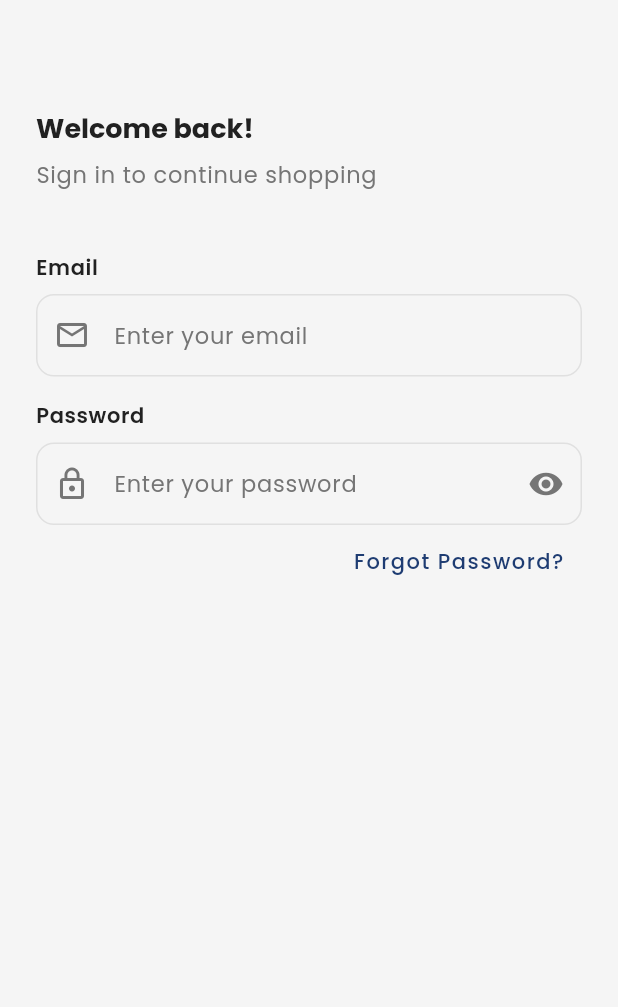
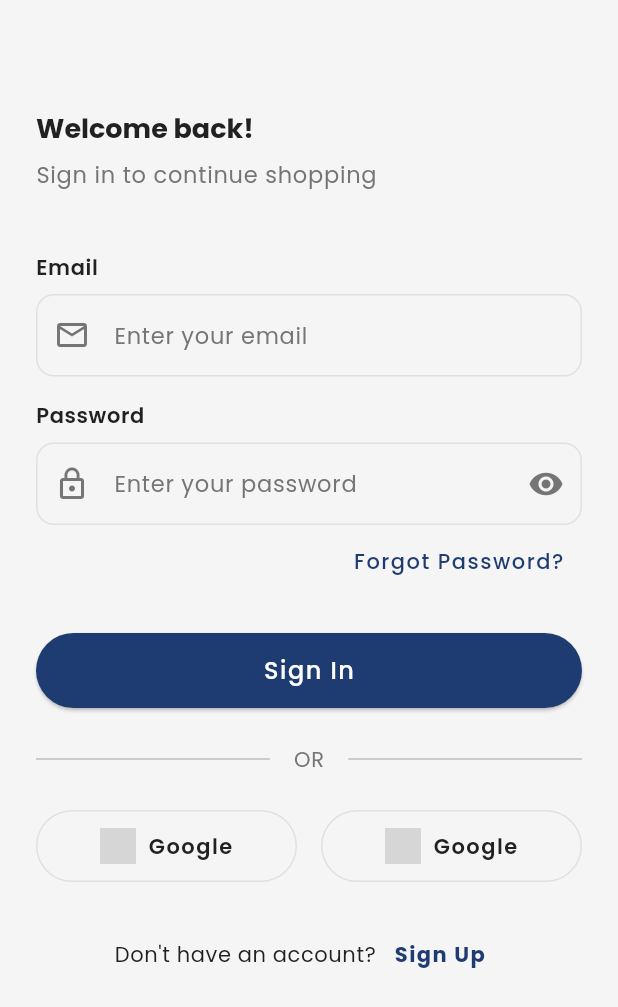
Before and after one commit to kirbybucket/flutter-multi-vendor-store, a Flutter app: the SignInScreen screen opened by its route, on a phone screen of 412 x 824 dp. Shown: the top 1007 px of the screen. Run offline on Flutter 3.47's test engine with Material 3 defaults, Android fonts, the phone set to English and light mode, and no system bars; our stand-ins replace get, google_fonts, loading_animation_widget, shared_preferences; accounts and stored records are empty; grey boxes are pictures that could not be loaded.

Commit message:
feat(auth): complete sign-in screen implementation
- Add form validation using ValidationUtils

- Implement social login buttons with SocialButton widget

- Create sign-up screen scaffold and navigation

- Integrate CustomButton with loading/disabled states

- Add visual separator between form and social auth

- Include sign-up prompt with navigation flow

```diff
--- a/lib/features/auth/views/screens/sign_in_screen.dart
+++ b/lib/features/auth/views/screens/sign_in_screen.dart
@@ -1,7 +1,11 @@
 import 'package:flutter/material.dart';
+import 'package:flutter_multi_vendor_store/core/common/utils/validation_utils.dart';
+import 'package:flutter_multi_vendor_store/core/common/widgets/custom_button.dart';
 import 'package:flutter_multi_vendor_store/core/config/theme/app_colors.dart';
 import 'package:flutter_multi_vendor_store/features/auth/views/screens/forgot_password_screen.dart';
+import 'package:flutter_multi_vendor_store/features/auth/views/screens/sign_up_screen.dart';
 import 'package:flutter_multi_vendor_store/features/auth/views/widgets/custom_text_field.dart';
+import 'package:flutter_multi_vendor_store/features/auth/views/widgets/social_button.dart';
 
 class SignInScreen extends StatefulWidget {
   const SignInScreen({super.key});
@@ -18,7 +22,14 @@ class _SignInScreenState extends State<SignInScreen> {
   String? emailError;
   String? passwordError;
 
-  void validateInputs() {}
+  void validateInputs() {
+    setState(() {
+      emailError = ValidationUtils.validateEmail(emailController.text);
+      passwordError = ValidationUtils.validatePassword(passwordController.text);
+    });
+  }
+
+  bool get isValid => emailError == null && passwordError == null;
 
   @override
   Widget build(BuildContext context) {
@@ -98,6 +109,92 @@ class _SignInScreenState extends State<SignInScreen> {
               ),
 
               const SizedBox(height: 24),
+              // signin button
+              CustomButton(
+                text: 'Sign In',
+                onPressed: () {},
+                isLoading: isLoading,
+                isDisabled: !isValid,
+              ),
+
+              const SizedBox(height: 24),
+              Row(
+                children: [
+                  Expanded(
+                    child: Divider(
+                      color: isDark ? Colors.white38 : Colors.grey[400],
+                    ),
+                  ),
+                  Padding(
+                    padding: const EdgeInsets.symmetric(horizontal: 16),
+                    child: Text(
+                      'OR',
+                      style: TextStyle(
+                        color: isDark ? Colors.white70 : Colors.grey[600],
+                      ),
+                    ),
+                  ),
+                  Expanded(
+                    child: Divider(
+                      color: isDark ? Colors.white38 : Colors.grey[400],
+                    ),
+                  ),
+                ],
+              ),
+
+              const SizedBox(height: 24),
+
+              // social icons
+              Row(
+                children: [
+                  Expanded(
+                    child: SocialButton(
+                      icon: 'assets/logos/google.png',
+                      lable: 'Google',
+                      onPressed: () {},
+                    ),
+                  ),
+                  const SizedBox(width: 16),
+                  Expanded(
+                    child: SocialButton(
+                      icon: 'assets/logos/facebook.png',
+                      lable: 'Google',
+                      onPressed: () {},
+                    ),
+                  ),
+                ],
+              ),
+
+              const SizedBox(height: 24),
+
+              Row(
+                mainAxisAlignment: MainAxisAlignment.center,
+                children: [
+                  Text(
+                    "Don't have an account?",
+                    style: TextStyle(
+                      color: isDark ? Colors.white70 : AppColors.textDark,
+                    ),
+                  ),
+                  TextButton(
+                    onPressed: () {
+                      Navigator.push(
+                        context,
+                        MaterialPageRoute(
+                          builder: (context) => const SignUpScreen(),
+                        ),
+                      );
+                    },
+                    child: Text(
+                      'Sign Up',
+                      style: TextStyle(
+                        color: isDark ? Colors.white : AppColors.primary,
+                        fontWeight: FontWeight.bold,
+                      ),
+                    ),
+                  ),
+                ],
+              ),
             ],
           ),
         ),
--- /dev/null
+++ b/lib/features/auth/views/screens/sign_up_screen.dart
@@ -0,0 +1,14 @@
+import 'package:flutter/material.dart';
+
+class SignUpScreen extends StatelessWidget {
+  const SignUpScreen({super.key});
+
+  @override
+  Widget build(BuildContext context) {
+    return Scaffold(
+      appBar: AppBar(
+        title: Text('Sign Up Screen'),
+      ),
+    );
+  }
+}
--- /dev/null
+++ b/lib/features/auth/views/widgets/social_button.dart
@@ -0,0 +1,50 @@
+import 'package:flutter/material.dart';
+import 'package:flutter_multi_vendor_store/core/config/theme/app_colors.dart';
+
+class SocialButton extends StatelessWidget {
+  final String icon;
+  final String lable;
+  final VoidCallback onPressed;
+
+  const SocialButton({
+    super.key,
+    required this.icon,
+    required this.lable,
+    required this.onPressed,
+  });
+
+  @override
+  Widget build(BuildContext context) {
+    final isDark = Theme.of(context).brightness == Brightness.dark;
+    return OutlinedButton(
+      onPressed: onPressed,
+      style: OutlinedButton.styleFrom(
+        padding: const EdgeInsets.symmetric(vertical: 12),
+        shape: RoundedRectangleBorder(
+          borderRadius: BorderRadius.circular(25),
+        ),
+        side: BorderSide(
+          color: isDark ? Colors.grey[700]! : Colors.grey[300]!,
+        ),
+      ),
+      child: Row(
+        mainAxisAlignment: MainAxisAlignment.center,
+        children: [
+          Image.asset(
+            icon,
+            height: 24,
+            width: 24,
+          ),
+          const SizedBox(width: 8),
+          Text(
+            lable,
+            style: TextStyle(
+                color: isDark ? Colors.white : AppColors.textDark,
+                fontSize: 14,
+                fontWeight: FontWeight.w600),
+          ),
+        ],
+      ),
+    );
+  }
+}
```
